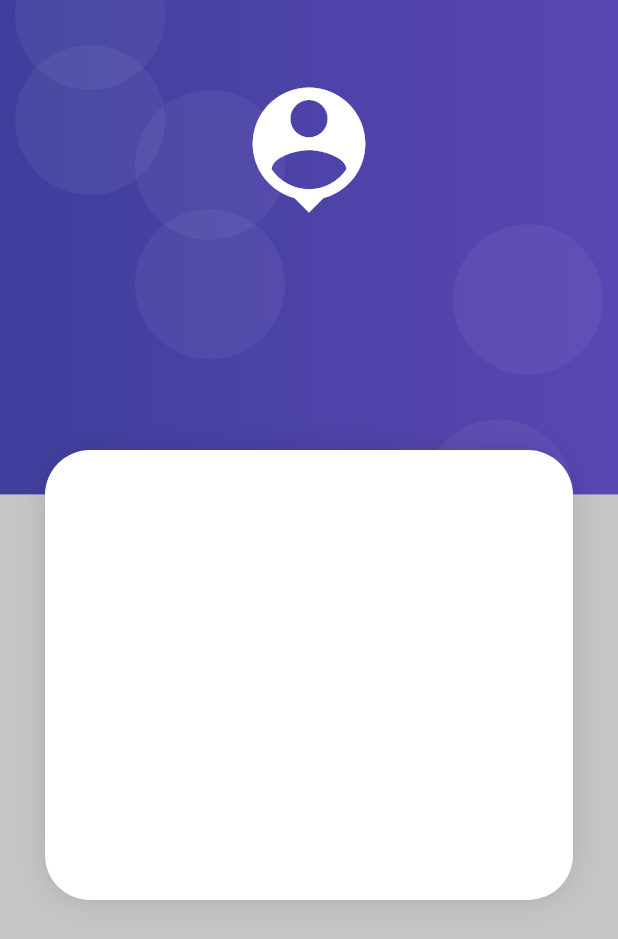
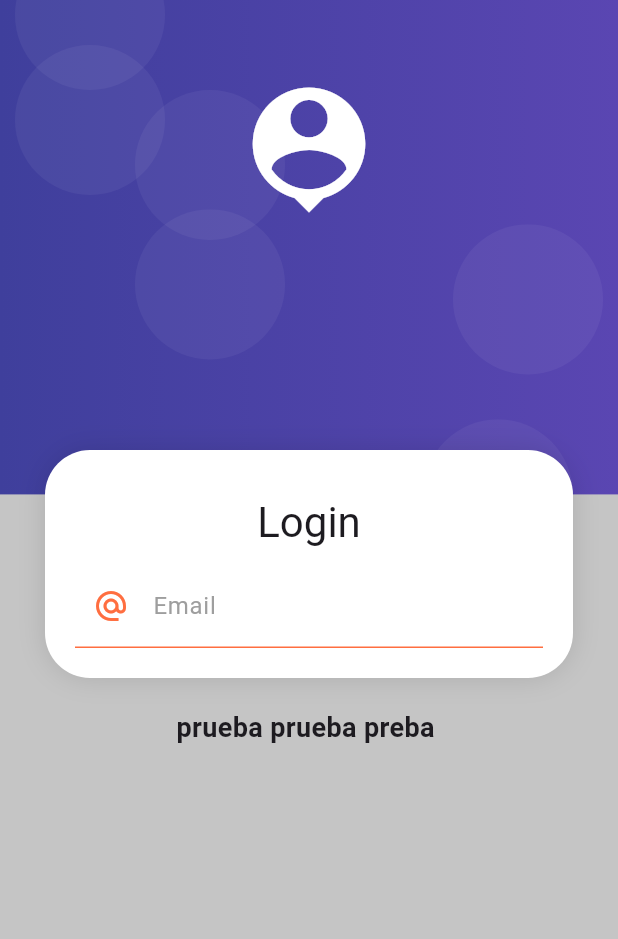
Before and after one commit to ricklegac/flutter, a Flutter app: the screen it shows after launch, on a phone screen of 412 x 824 dp. Shown: the top 939 px of the screen. Run offline on Flutter 3.47's test engine with Material 3 defaults, Android fonts, the phone set to English and light mode, and no system bars; our stand-ins replace card_swiper, shared_preferences, sqflite; accounts and stored records are empty.

Commit message:
login email

```diff
--- a/productos_app/lib/screens/login_screen.dart
+++ b/productos_app/lib/screens/login_screen.dart
@@ -9,11 +9,22 @@ class LoginScreen extends StatelessWidget {
   Widget build(BuildContext context) {
     return  Scaffold(
       body: AuthBackground(
+        // ignore: avoid_unnecessary_containers
         child: Container(
           child: SingleChildScrollView(
             child: Column(children: [
               const SizedBox(height: 300,),
-              CardContainer(),
+              CardContainer(
+                child:  Column(children: [
+                  const SizedBox(height: 10,),
+                  Text('Login', style: Theme.of(context).textTheme.headline4),
+                  const SizedBox(height: 10,),
+                  _Formulario(),
+                ],)
+
+              ),
+              const SizedBox(height: 20,),
+              const Text('prueba prueba preba ', style: TextStyle(fontSize: 18, fontWeight: FontWeight.bold))
             ],),
           )
         )
@@ -21,3 +32,38 @@ class LoginScreen extends StatelessWidget {
     );
   }
 }
+class _Formulario extends StatelessWidget {
+  const _Formulario({super.key});
+
+  @override
+  Widget build(BuildContext context) {
+    return Container(
+      child: Form(
+        child: Column(children: [
+          TextFormField(
+            autocorrect: false,
+            keyboardType: TextInputType.emailAddress,
+            decoration: const InputDecoration(
+              enabledBorder: UnderlineInputBorder(
+                borderSide: BorderSide(color: Colors.deepOrangeAccent)
+              ),
+              focusedBorder: UnderlineInputBorder(
+                borderSide: BorderSide(
+                  color: Colors.deepOrangeAccent,
+                  width: 2,
+                ),
+              ),
+              hintText: 'ejemplo@ejemplo.com',
+              labelText: 'Email',
+              labelStyle: TextStyle(
+                color: Colors.grey,
+              ),
+              prefixIcon: Icon(Icons.alternate_email, color: Colors.deepOrangeAccent)
+            ),
+
+          )
+        ],)
+      )
+    );
+  }
+}
--- a/productos_app/lib/widgets/card_container.dart
+++ b/productos_app/lib/widgets/card_container.dart
@@ -2,21 +2,28 @@ import 'package:flutter/material.dart';
 
 class CardContainer extends StatelessWidget {
 
+  final Widget child;
 
+   CardContainer({
+    super.key,
+    required this.child,
+  });
   @override
   Widget build(BuildContext context) {
     return Padding(
       padding: const EdgeInsets.symmetric(horizontal: 30,),
 
       child: Container(
+        padding: const EdgeInsets.all(20),
         width: double.infinity,
-        height: 300, //TODO: borrar
+        //height: 300, //TODO: borrar
         decoration: createCardShape(),
+        child: child, //el child que llamaamos en CardContainer
       ),
     );
   }
 
-  BoxDecoration createCardShape() {
+  BoxDecoration createCardShape() { // la sombra del card
     return BoxDecoration(
       color: Colors.white,
       borderRadius: BorderRadius.circular(30),
```
